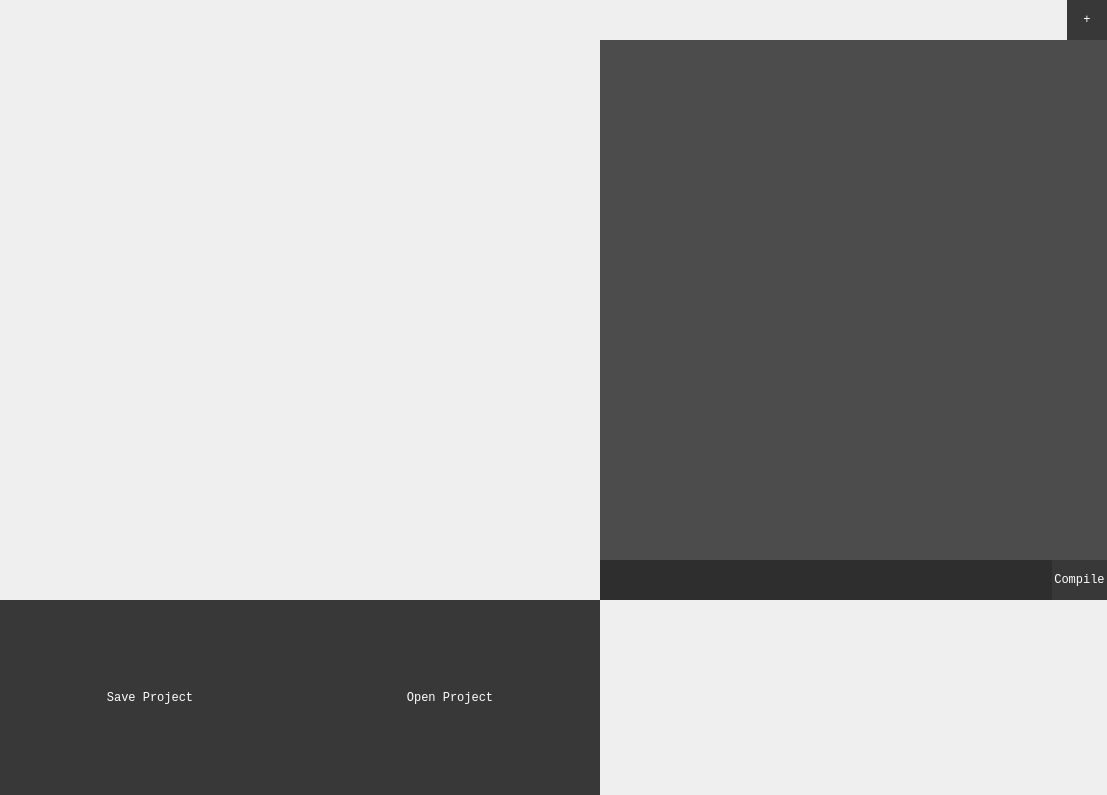
First picture: the form in ShaderTool/ShaderToolMain.ui, repository Chylix/ShaderTool, before the edit.
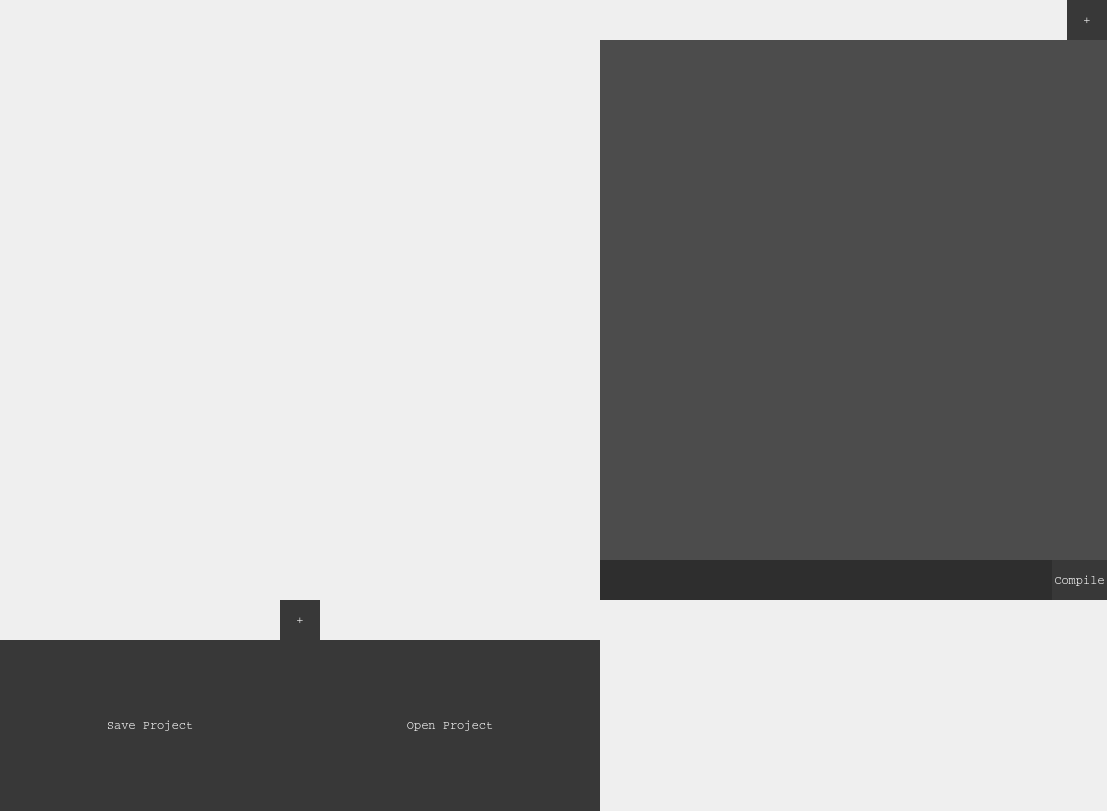
Second picture: the form after the edit. Custom widgets are drawn as their Qt base class.

Commit message: -R | Adjust font to courier

The edit to the form file:
```diff
--- a/ShaderTool/ShaderToolMain.ui
+++ b/ShaderTool/ShaderToolMain.ui
@@ -7,7 +7,7 @@
     <x>0</x>
     <y>0</y>
     <width>1107</width>
-    <height>795</height>
+    <height>811</height>
    </rect>
   </property>
   <property name="sizePolicy">
@@ -156,6 +156,11 @@
           <height>40</height>
          </size>
         </property>
+        <property name="font">
+         <font>
+          <family>Courier,serif</family>
+         </font>
+        </property>
         <property name="styleSheet">
          <string notr="true">.QPushButton
 {
@@ -163,7 +168,7 @@
 text-color: rgb(255, 255, 255);
 border: 0;
 color:  rgb(255, 255, 255);
-font-family: Consolas, serif;
+font-family: Courier, serif;
 }
 
 QPushButton:hover {
@@ -178,7 +183,52 @@
      </layout>
     </item>
     <item row="5" column="0">
-     <layout class="QHBoxLayout" name="horizontalLayout">
+     <layout class="QVBoxLayout" name="verticalLayout">
+      <property name="spacing">
+       <number>0</number>
+      </property>
+      <item>
+       <layout class="QHBoxLayout" name="scene">
+        <property name="spacing">
+         <number>0</number>
+        </property>
+        <item>
+         <widget class="QPushButton" name="addScene">
+          <property name="sizePolicy">
+           <sizepolicy hsizetype="Fixed" vsizetype="Fixed">
+            <horstretch>0</horstretch>
+            <verstretch>0</verstretch>
+           </sizepolicy>
+          </property>
+          <property name="minimumSize">
+           <size>
+            <width>40</width>
+            <height>40</height>
+           </size>
+          </property>
+          <property name="styleSheet">
+           <string notr="true">.QPushButton
+{
+background-color: rgb(56, 56, 56);
+text-color: rgb(255, 255, 255);
+border: 0;
+color:  rgb(255, 255, 255);
+font-family: Courier, serif;
+}
+
+QPushButton:hover {
+    background-color: rgb(66, 66, 66);
+}</string>
+          </property>
+          <property name="text">
+           <string>+</string>
+          </property>
+         </widget>
+        </item>
+       </layout>
+      </item>
+      <item>
+       <layout class="QHBoxLayout" name="project">
       <property name="spacing">
        <number>0</number>
       </property>
@@ -197,7 +247,7 @@
 text-color: rgb(255, 255, 255);
 border: 0;
 color:  rgb(255, 255, 255);
-font-family: Consolas, serif;
+font-family: Courier, serif;
 }
 
 QPushButton:hover {
@@ -224,7 +274,7 @@
 text-color: rgb(255, 255, 255);
 border: 0;
 color:  rgb(255, 255, 255);
-font-family: Consolas, serif;
+font-family: Courier, serif;
 }
 
 QPushButton:hover {
@@ -238,6 +288,8 @@
       </item>
      </layout>
     </item>
+     </layout>
+    </item>
     <item row="3" column="1">
      <layout class="QHBoxLayout" name="console">
       <property name="spacing">
@@ -292,6 +344,11 @@
           <height>40</height>
          </size>
         </property>
+        <property name="font">
+         <font>
+          <family>Courier,serif</family>
+         </font>
+        </property>
         <property name="whatsThis">
          <string>&lt;html&gt;&lt;head/&gt;&lt;body&gt;&lt;p&gt;Compile shader&lt;/p&gt;&lt;/body&gt;&lt;/html&gt;</string>
         </property>
@@ -302,7 +359,7 @@
 text-color: rgb(255, 255, 255);
 border: 0;
 color:  rgb(255, 255, 255);
-font-family: Consolas, serif;
+font-family: Courier, serif;
 }
 
 QPushButton:hover {
```
Left out of the diff: 11 changed lines with no effect on the pictures. Lines whose indentation alone changed are shown as unchanged. The commit also changes 9 other files.
